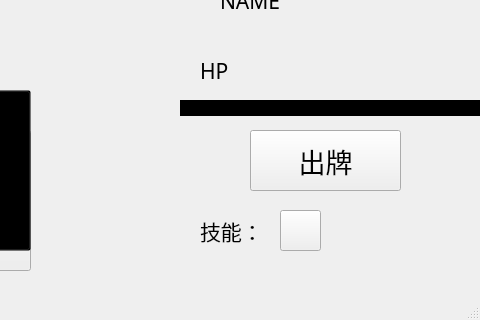
SaltyLeung/SaltyPet, file adventurewindow.ui: the form before one commit; both pictures show x 420 to 900 and y 280 to 600 of the 900 by 600 pixel window.
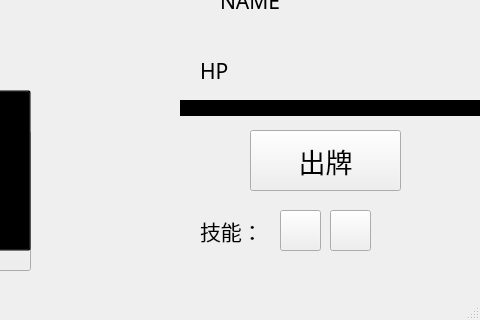
The form after the commit. Icons and pictures are not drawn.

```diff
--- a/adventurewindow.ui
+++ b/adventurewindow.ui
@@ -921,6 +921,22 @@
      <string/>
     </property>
    </widget>
+   <widget class="QPushButton" name="double_dragon">
+    <property name="geometry">
+     <rect>
+      <x>750</x>
+      <y>490</y>
+      <width>41</width>
+      <height>41</height>
+     </rect>
+    </property>
+    <property name="styleSheet">
+     <string notr="true">border-image: url(:/image/double);</string>
+    </property>
+    <property name="text">
+     <string/>
+    </property>
+   </widget>
    <zorder>blank_bg</zorder>
    <zorder>jjc_bg_blue</zorder>
    <zorder>jjc_bg_grey_5</zorder>
```
Left out of the diff: 1 changed line with no effect on the pictures.
